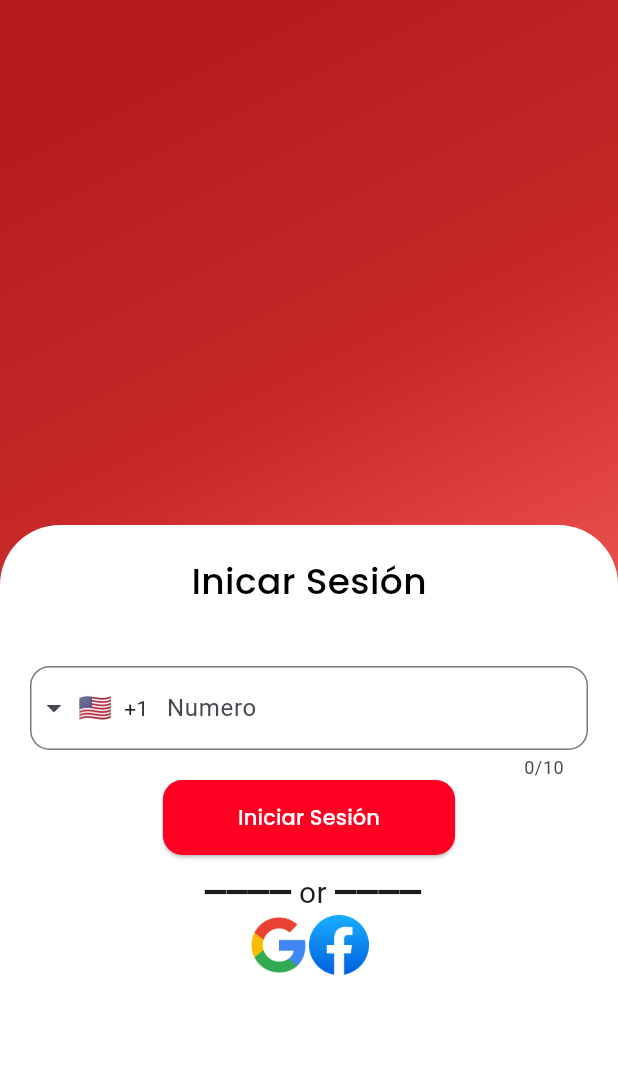
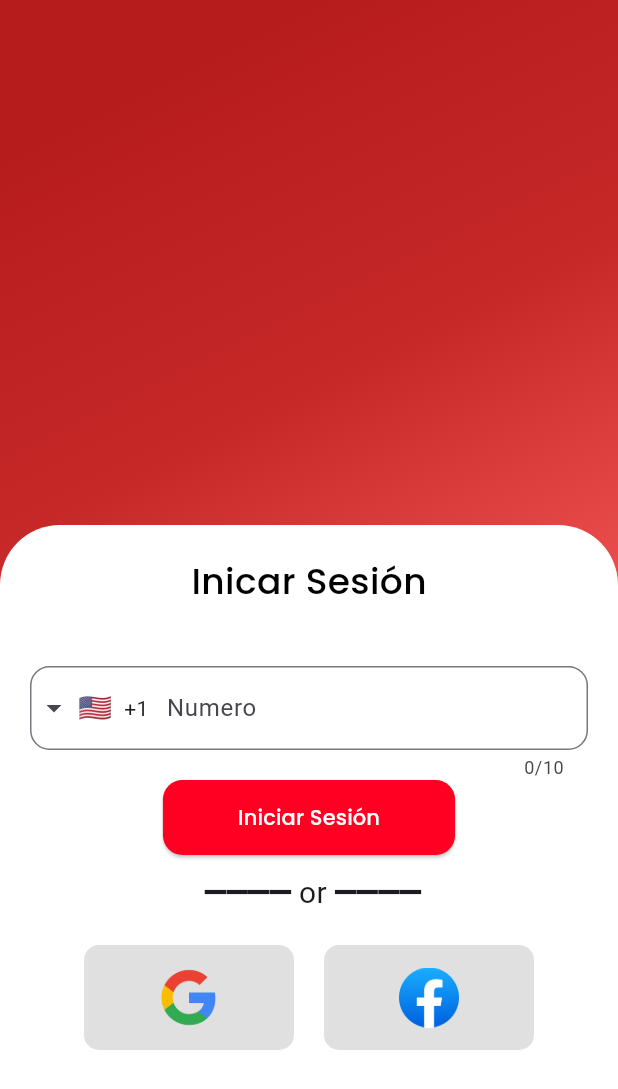
Before and after one commit to alttiplano/Mi_Tiendita, a Flutter app: the screen it shows after launch, on a phone screen of 412 x 824 dp. Shown: the top 1089 px of the screen. Run offline on Flutter 3.47's test engine with Material 3 defaults, Android fonts, the phone set to English and light mode, and no system bars; drawn by our look-alikes of intl_phone_field.

Commit message:
:arrow_up: Update `new 2.0`

```diff
--- a/lib/src/pages/auth/login/login_card.dart
+++ b/lib/src/pages/auth/login/login_card.dart
@@ -69,10 +69,12 @@ class LoginCard extends StatelessWidget {
                 ), // Add your text here
               ],
             ),
+            const SizedBox(height: 20),
             const Row(
-              mainAxisAlignment: MainAxisAlignment.center, // Corrected here
+              mainAxisAlignment: MainAxisAlignment.center,
               children: [
                 SquareTile(imagePath: 'assets/images/google.png'),
+                SizedBox(width: 20),
                 SquareTile(imagePath: 'assets/images/facebook.webp'),
               ],
             )
--- a/lib/src/pages/auth/login/widgets/square_tile.dart
+++ b/lib/src/pages/auth/login/widgets/square_tile.dart
@@ -10,6 +10,11 @@ class SquareTile extends StatelessWidget {
   @override
   Widget build(BuildContext context) {
     return Container(
+      padding: const EdgeInsets.symmetric(horizontal: 50, vertical: 15),
+      decoration: BoxDecoration(
+        color: Colors.grey[300],
+        borderRadius: BorderRadius.circular(10),
+      ),
       child: Image.asset(
         imagePath,
         height: 40,
```
